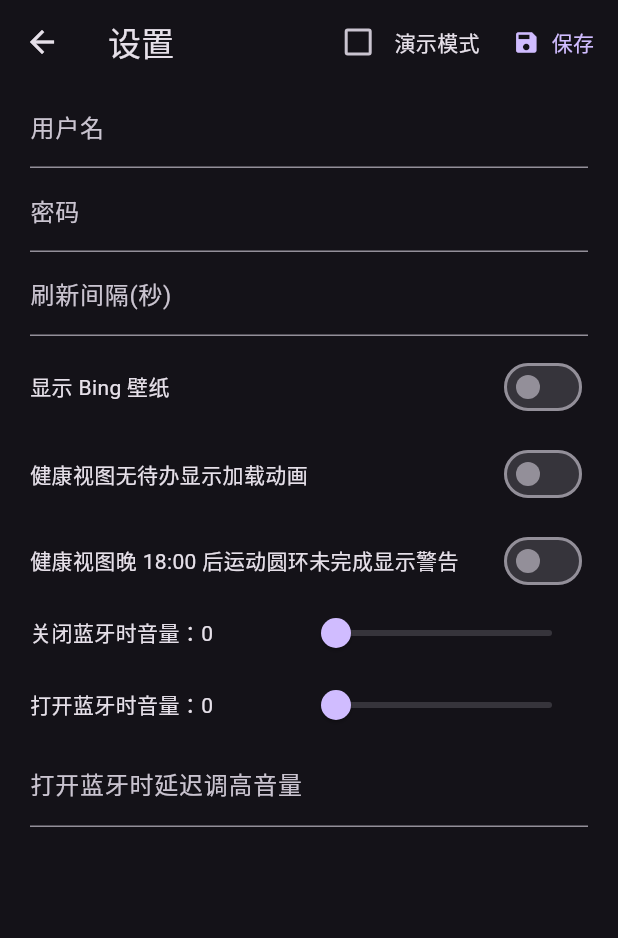
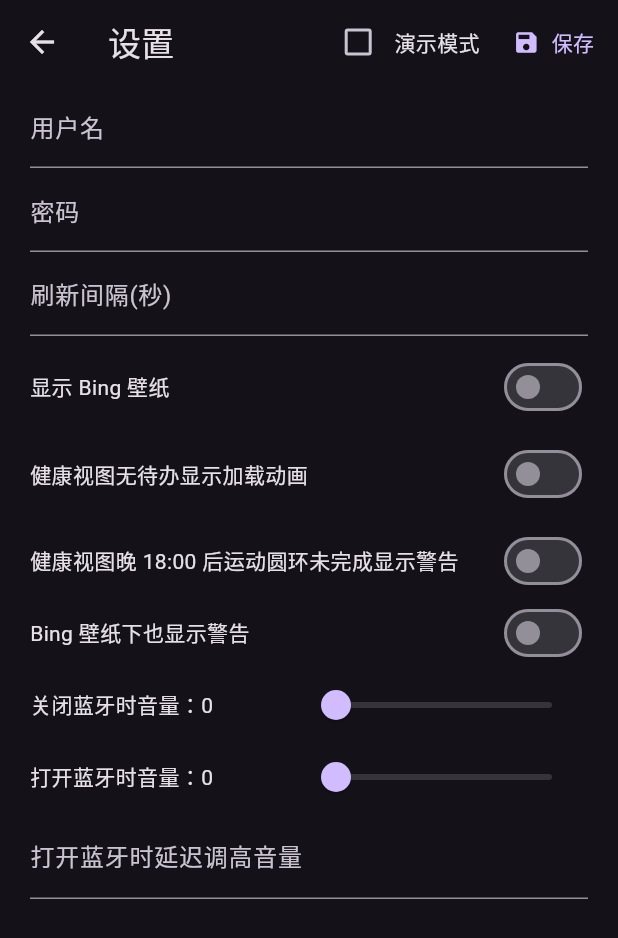
Before and after one commit to corkine/screenMe, a Flutter app: the SettingView screen opened directly, on a phone screen of 412 x 824 dp. Shown: the top 938 px of the screen. Run offline on Flutter 3.47's test engine with Material 3 defaults, Android fonts, the light colour scheme and no system bars; our stand-ins replace cached_network_image, flutter_animate, flutter_blue_plus, freezed_annotation, hooks_riverpod, lottie and 3 more; missing offline and left inert: flutter_volume_controller, window_manager; accounts and stored records are empty; statements that could not run were skipped.

Commit message:
允许在 Bing 壁纸页显示运动 eye 警告

```diff
--- a/lib/api/common.dart
+++ b/lib/api/common.dart
@@ -21,6 +21,7 @@ class Config with _$Config {
       @Default(true) bool useAnimationInHealthViewWhenNoTodo,
       @Default(0.0) double maxVolDelaySeconds,
       @Default(false) bool showFatWarningAfter17IfLazy,
+      @Default(false) bool fatWarningOverwriteBingWallpaper,
       @Default(0.1) double volumeNormal,
       @Default(0.5) double volumeOpenBluetooth}) = _Config;
 
@@ -66,6 +67,7 @@ class Configs extends _$Configs {
       required double minVol,
       required double maxVol,
       required bool showWortoutWarning,
+      required bool warningOverwriteBingWallpaper,
       double delay = 0.0}) async {
     final c = Config(
         user: user,
@@ -78,6 +80,7 @@ class Configs extends _$Configs {
         volumeNormal: minVol,
         volumeOpenBluetooth: maxVol,
         showFatWarningAfter17IfLazy: showWortoutWarning,
+        fatWarningOverwriteBingWallpaper: warningOverwriteBingWallpaper,
         maxVolDelaySeconds: delay);
     final s = await SharedPreferences.getInstance();
     await s.setString("config", jsonEncode(c.toJson()));
--- a/lib/setting.dart
+++ b/lib/setting.dart
@@ -22,6 +22,7 @@ class _SettingViewState extends ConsumerState<SettingView> {
   bool showAnimation = false;
   bool demoMode = false;
   bool showWarning = false;
+  bool showWarningOnBing = false;
   @override
   void dispose() {
     username.dispose();
@@ -38,6 +39,7 @@ class _SettingViewState extends ConsumerState<SettingView> {
       fetchDuration.text = c.fetchSeconds.toString();
       password.text = c.password;
       showWallpaper = c.showBingWallpaper;
+      showWarningOnBing = c.fatWarningOverwriteBingWallpaper;
       demoMode = c.demoMode;
       normalVoice = c.volumeNormal;
       speakerVoice = c.volumeOpenBluetooth;
@@ -123,6 +125,13 @@ class _SettingViewState extends ConsumerState<SettingView> {
                         onChanged: (v) => setState(() => showWarning = v))
                   ]),
                   Row(children: [
+                    const Text("Bing 壁纸下也显示警告"),
+                    const Spacer(),
+                    Switch(
+                        value: showWarningOnBing,
+                        onChanged: (v) => setState(() => showWarningOnBing = v))
+                  ]),
+                  Row(children: [
                     Text("关闭蓝牙时音量：${(normalVoice * 100).toInt()}"),
                     const Spacer(),
                     Slider(
@@ -178,6 +187,7 @@ class _SettingViewState extends ConsumerState<SettingView> {
           maxVol: speakerVoice,
           useAnimalInHealthViewWhenNoTodo: showAnimation,
           showWortoutWarning: showWarning,
+          warningOverwriteBingWallpaper: showWarningOnBing,
           delay: delaySeconds);
       await showSimpleMessage(context, content: "设置已更新", useSnackBar: true);
       Navigator.of(context).pop();
```
Also changed, not shown: lib/dashboard.dart (+7 -7 lines), pubspec.yaml (+11 -6 lines), lib/api/common.freezed.dart, lib/api/common.g.dart, lib/api/dash.g.dart, pubspec.lock.
